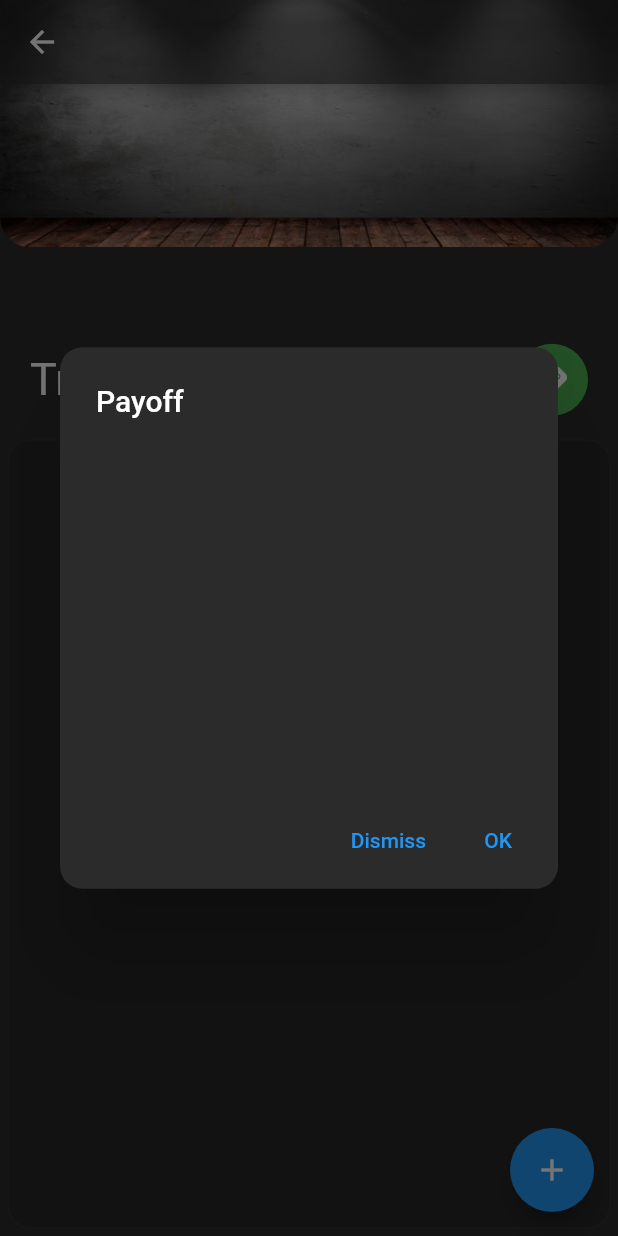
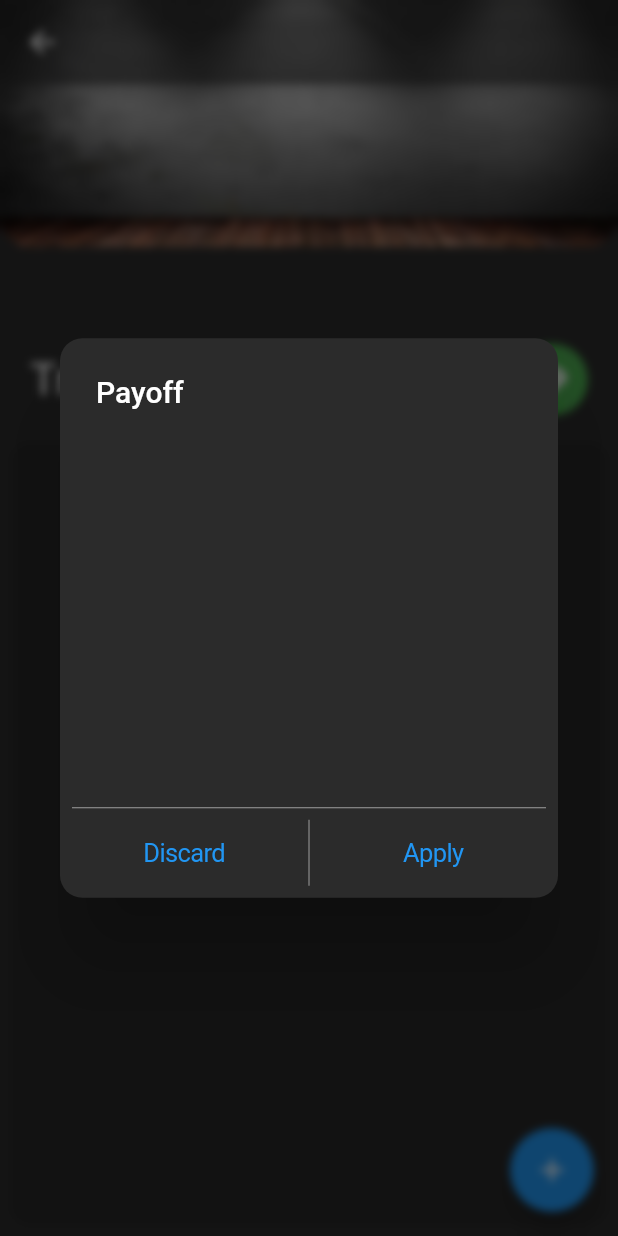
Before and after one commit to tiedl25/splizz, a Flutter app: the ViewGenerator screen opened directly with empty values, after a tap on the "handshake" icon, on a phone screen of 412 x 824 dp. Run offline on Flutter 3.47's test engine with Material 2 defaults, Android fonts, the phone set to English and light mode, and no system bars; our stand-ins replace flutter_colorpicker; missing offline and left inert: currency_textfield; accounts and stored records are empty.

Commit message:
Add background blur to dialogs and redesign of dialog buttons

```diff
--- a/lib/addPayoffdialog.dart
+++ b/lib/addPayoffdialog.dart
@@ -1,3 +1,5 @@
+import 'dart:ui';
+
 import 'package:flutter/material.dart';
 
 import 'item.dart';
@@ -27,7 +29,9 @@ class _AddPayoffDialogState extends State<AddPayoffDialog>{
   Widget build(BuildContext context) {
     _item = widget.item;
     var paymap = _item.calculatePayoff();
-    return AlertDialog(
+    return BackdropFilter(
+        filter: ImageFilter.blur(sigmaX: 3, sigmaY: 3),
+        child: AlertDialog(
       title: const Text('Payoff', style: TextStyle(color: Colors.white),),
       shape: const RoundedRectangleBorder(borderRadius: BorderRadius.all(Radius.circular(15))),
       backgroundColor: const Color(0xFF2B2B2B),
@@ -52,7 +56,7 @@ class _AddPayoffDialogState extends State<AddPayoffDialog>{
           });
         }
       ),
-    );
+    ));
   }
 
   Widget _listElement(Member m, List<Member> paylist){
--- a/lib/additemdialog.dart
+++ b/lib/additemdialog.dart
@@ -1,3 +1,5 @@
+import 'dart:ui';
+
 import 'package:flutter/material.dart';
 import 'package:flutter_colorpicker/flutter_colorpicker.dart';
 import 'package:splizz/uielements.dart';
@@ -34,7 +36,9 @@ class _AddItemDialogState extends State<AddItemDialog>{
   Widget build(BuildContext context) {
     _items = widget.items;
 
-    return AlertDialog(
+    return BackdropFilter(
+        filter: ImageFilter.blur(sigmaX: 3, sigmaY: 3),
+        child: AlertDialog(
             title: const Text('Create a new Splizz', style: TextStyle(color: Colors.white),),
             shape: const RoundedRectangleBorder(borderRadius: BorderRadius.all(Radius.circular(15))),
             backgroundColor: const Color(0xFF2B2B2B),
@@ -102,7 +106,7 @@ class _AddItemDialogState extends State<AddItemDialog>{
                   }
                 }
             )
-    );
+        ));
   }
 
   void _colorPicker(int i){
--- a/lib/addtransactiondialog.dart
+++ b/lib/addtransactiondialog.dart
@@ -1,3 +1,5 @@
+import 'dart:ui';
+
 import 'package:currency_textfield/currency_textfield.dart';
 import 'package:flutter/material.dart';
 import 'package:splizz/transaction.dart';
@@ -45,7 +47,9 @@ class _AddTransactionDialogState extends State<AddTransactionDialog>{
   Widget build(BuildContext context) {
     _init();
 
-    return AlertDialog(
+    return BackdropFilter(
+        filter: ImageFilter.blur(sigmaX: 3, sigmaY: 3),
+        child: AlertDialog(
       title: const Text('Add new Transaction', style: TextStyle(color: Colors.white),),
       shape: const RoundedRectangleBorder(borderRadius: BorderRadius.all(Radius.circular(15))),
       backgroundColor: const Color(0xFF2B2B2B),
@@ -111,7 +115,7 @@ class _AddTransactionDialogState extends State<AddTransactionDialog>{
               });
             }
           }),
-    );
+    ));
   }
 
   List<Container> _buildMemberSwitch(){
--- a/lib/uielements.dart
+++ b/lib/uielements.dart
@@ -1,3 +1,4 @@
+import 'package:flutter/cupertino.dart';
 import 'package:flutter/material.dart';
 
 class UIElements {
@@ -24,19 +25,40 @@ class UIElements {
 
   static List<Widget> dialogButtons({required BuildContext context, required Function callback}){
     return <Widget>[
-      TextButton(
-        child: const Text('Dismiss'),
+      const Divider(
+        color: Colors.white54,
+      ),
+      IntrinsicHeight(
+        child: Row(
+          mainAxisAlignment: MainAxisAlignment.spaceAround,
+          children: [
+            Expanded(
+                child: CupertinoButton(
+                  padding: EdgeInsets.symmetric(vertical: 0),
+                  child: const Text('Discard'),
                   onPressed: () {
                     Navigator.pop(context);
                   },
+                )
             ),
-      TextButton(
-          child: const Text('OK'),
+            const VerticalDivider(
+              color: Colors.white54,
+            ),
+            Expanded(
+              child: CupertinoButton(
+                padding: EdgeInsets.symmetric(vertical: 0),
+                  child: const Text('Apply'),
                   onPressed: () {
                     callback();
                     Navigator.pop(context);
                   }
               ),
+            )
+            ,
+          ],
+        ),
+      )
+      ,
     ];
   }
 }
```
Lines whose indentation alone changed are shown as unchanged.
